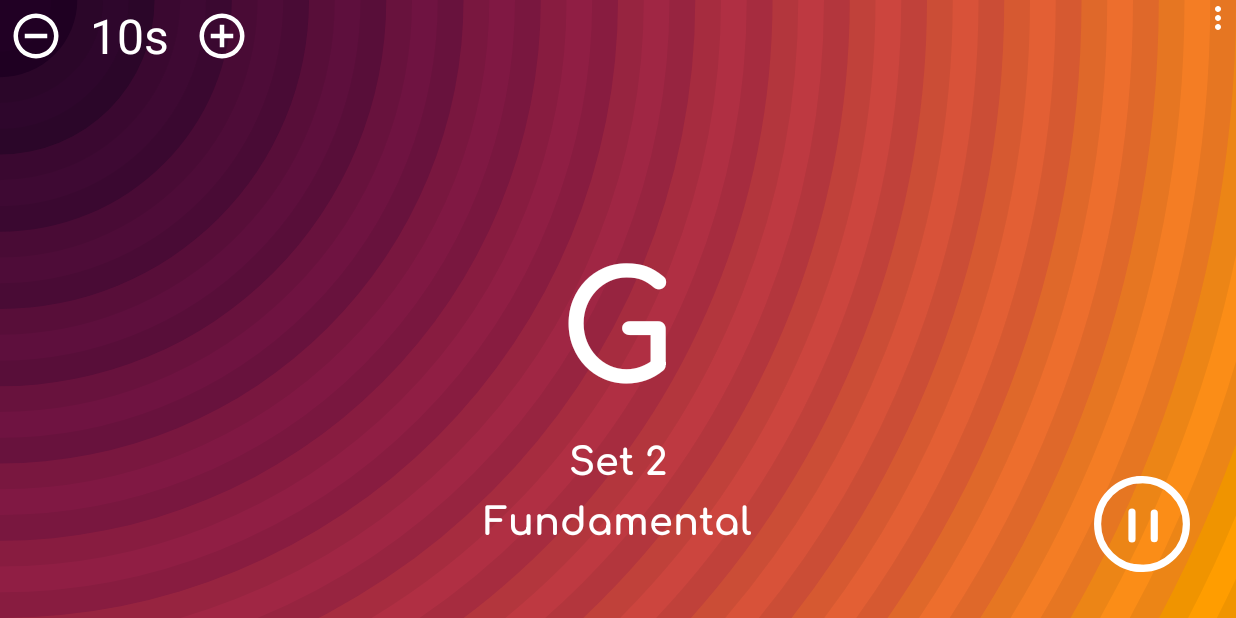
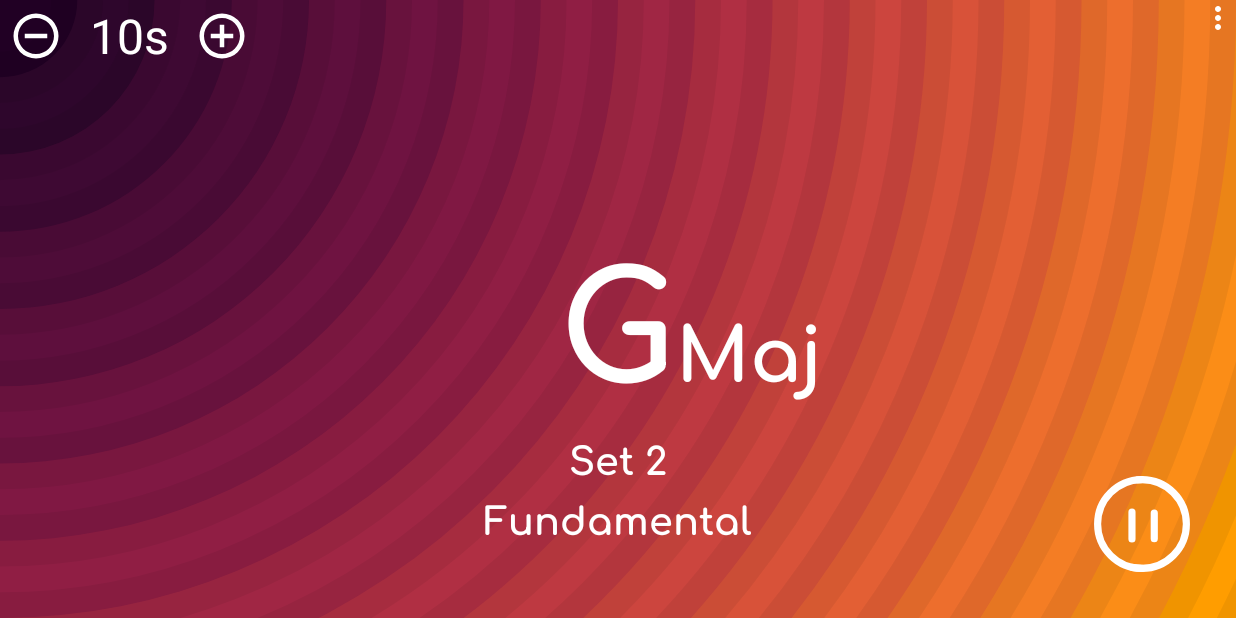
Before and after one commit to beraldofilippo/GuitarImprov, an Android app: the screen it shows after launch (FullscreenActivity), after a tap on an icon or button, on a phone screen of 824 x 412 dp (held sideways). Run offline under Robolectric (Android 15) with nearby library versions, the phone set to English and light mode, and no system bars.

Commit message:
Added scale field

```diff
--- a/app/src/main/java/com/beraldo/guitarimprov/PlayerFragment.kt
+++ b/app/src/main/java/com/beraldo/guitarimprov/PlayerFragment.kt
@@ -26,6 +26,7 @@ class PlayerFragment : Fragment() {
     private val currentKeyText: TextView by lazy { activity!!.findViewById<TextView>(R.id.current_key) }
     private val currentSetText: TextView by lazy { activity!!.findViewById<TextView>(R.id.current_set) }
     private val currentInvText: TextView by lazy { activity!!.findViewById<TextView>(R.id.current_inv) }
+    private val currentScaleText: TextView by lazy { activity!!.findViewById<TextView>(R.id.current_scale) }
     private val durationText: TextView by lazy { activity!!.findViewById<TextView>(R.id.duration) }
 
     private val minusDuration: ImageView by lazy { activity!!.findViewById<ImageView>(R.id.minus) }
@@ -53,6 +54,10 @@ class PlayerFragment : Fragment() {
 
         model.currentInv.observe(this, Observer<String> { newValue ->
             currentInvText.text = newValue
+        })
+
+        model.currentScale.observe(this, Observer<String> {newValue ->
+            currentScaleText.text = newValue
         })
 
         model.playingStatus.observe(this, Observer<Boolean> { playing ->
--- a/app/src/main/java/com/beraldo/guitarimprov/PlayerViewModel.kt
+++ b/app/src/main/java/com/beraldo/guitarimprov/PlayerViewModel.kt
@@ -52,6 +52,11 @@ class PlayerViewModel : ViewModel() {
         add("Fundamental")
     }
 
+    private val scale = ArrayList<String>().apply {
+        add("Maj")
+        add("Min")
+    }
+
     val handler = Handler()
 
     private var playing = false
@@ -61,6 +66,7 @@ class PlayerViewModel : ViewModel() {
     val currentKey: MutableLiveData<String> = MutableLiveData()
     val currentSet: MutableLiveData<String> = MutableLiveData()
     val currentInv: MutableLiveData<String> = MutableLiveData()
+    val currentScale: MutableLiveData<String> = MutableLiveData()
 
     val playingStatus: MutableLiveData<Boolean> = MutableLiveData()
 
@@ -79,6 +85,7 @@ class PlayerViewModel : ViewModel() {
                 currentKey.postValue(randomKeyValue.key)
                 currentSet.postValue(randomKeyValue.set)
                 currentInv.postValue(randomKeyValue.inversion)
+                currentScale.postValue(randomKeyValue.scale)
 
                 handler.postDelayed(this, duration * 1000L)
             }
@@ -89,7 +96,8 @@ class PlayerViewModel : ViewModel() {
     fun getRandomKeyValue() = RandomValueSet(
             key = keys.shuffled().take(1)[0],
             set = sets.shuffled().take(1)[0],
-            inversion = inversions.shuffled().take(1)[0])
+            inversion = inversions.shuffled().take(1)[0],
+            scale = scale.shuffled().take(1)[0])
 
     fun onPlayPauseClick() {
         playing = !playing
@@ -129,5 +137,5 @@ class PlayerViewModel : ViewModel() {
         return duration
     }
 
-    data class RandomValueSet(var key: String, var set: String, var inversion: String)
+    data class RandomValueSet(var key: String, var set: String, var inversion: String, var scale: String)
 }
--- a/app/src/main/res/layout/fragment_player.xml
+++ b/app/src/main/res/layout/fragment_player.xml
@@ -26,6 +26,17 @@
             android:text="@string/hit_play"
             android:textColor="@android:color/white"
             android:textSize="100sp"
+            app:fontFamily="@font/comfortaa_bold" />
+
+        <android.support.v7.widget.AppCompatTextView
+            android:id="@+id/current_scale"
+            android:layout_width="wrap_content"
+            android:layout_height="wrap_content"
+            android:layout_centerInParent="true"
+            android:textColor="@android:color/white"
+            android:layout_alignBaseline="@id/current_key"
+            android:layout_toEndOf="@id/current_key"
+            android:textSize="50sp"
             app:fontFamily="@font/comfortaa_bold" />
 
         <android.support.v7.widget.AppCompatTextView
```
